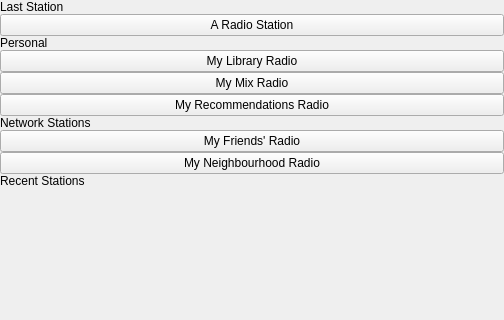
This is app/client/Widgets/RadioWidget.ui in mutecypher/lastfm-desktop as Qt 5 draws it before an edit; both pictures show x 0 to 504 and y 0 to 320 of the 504 by 729 pixel window. The edited form follows.
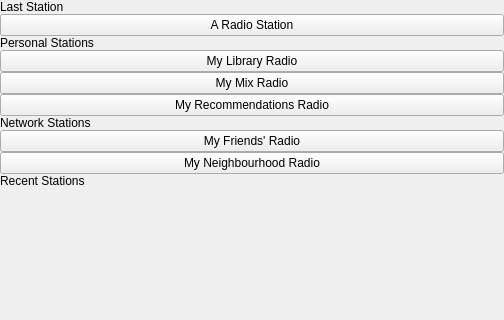
This is the edited form. Custom widgets are drawn as their Qt base class.

```diff
--- a/app/client/Widgets/RadioWidget.ui
+++ b/app/client/Widgets/RadioWidget.ui
@@ -92,7 +92,7 @@
        <item>
         <widget class="QLabel" name="personalLabel">
          <property name="text">
-          <string>Personal</string>
+          <string>Personal Stations</string>
          </property>
         </widget>
        </item>
```
